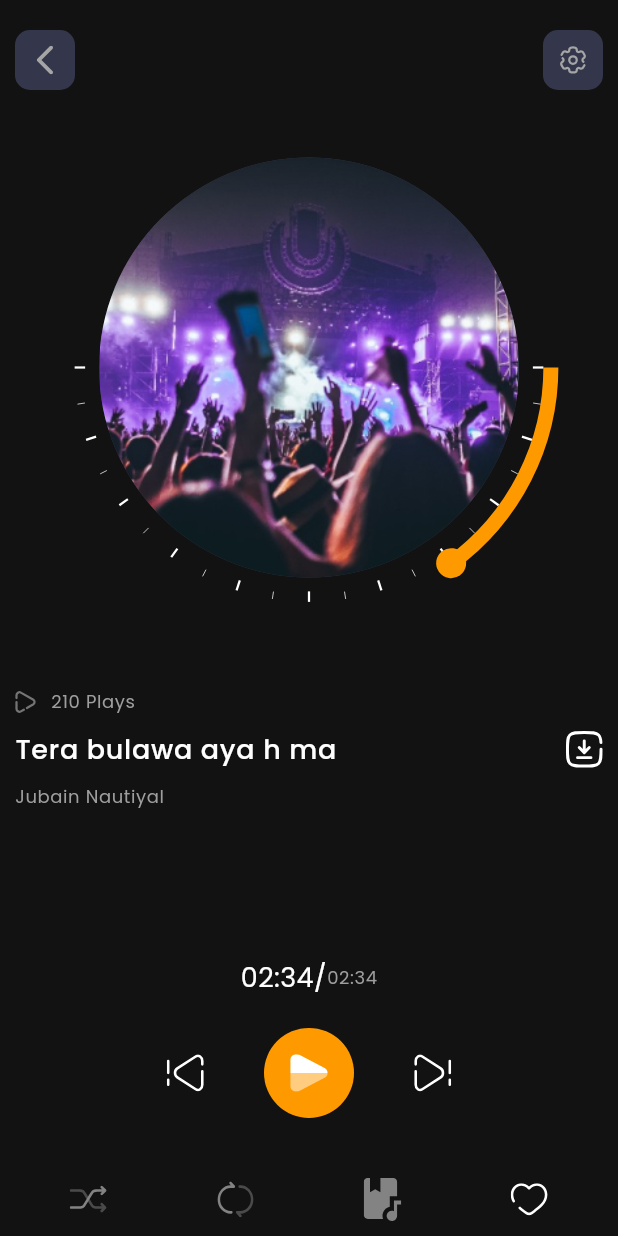
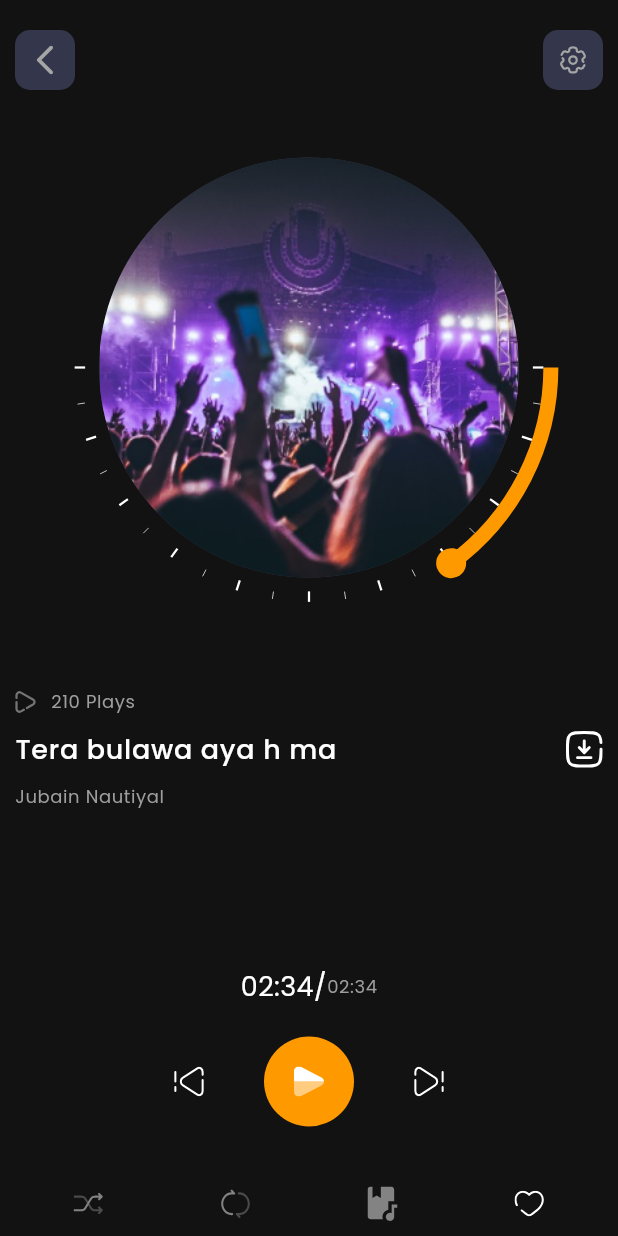
Before and after one commit to harshit7132/Music-Player, a Flutter app: the screen it shows after launch, on a phone screen of 412 x 824 dp. Run offline on Flutter 3.47's test engine with Material 2 defaults, Android fonts, the phone set to English and light mode, and no system bars; drawn by our look-alikes of syncfusion_flutter_gauges; our stand-ins replace carousel_slider, flutter_svg.

Commit message:
Ui completed

```diff
--- a/lib/components/SongControllerButton.dart
+++ b/lib/components/SongControllerButton.dart
@@ -26,7 +26,7 @@ class SongControllerButtons extends StatelessWidget {
           children: [
             SvgPicture.asset(
               "assets/icons/back.svg",
-              width: 25,
+              width: 20,
             ),
             SizedBox(width: 40),
             Container(
@@ -40,14 +40,14 @@ class SongControllerButtons extends StatelessWidget {
               child: Center(
                 child: SvgPicture.asset(
                   "assets/icons/play.svg",
-                  width: 25,
+                  width: 20,
                 ),
               ),
             ),
             SizedBox(width: 40),
             SvgPicture.asset(
               "assets/icons/next.svg",
-              width: 25,
+              width: 20,
             ),
           ],
         ),
@@ -57,19 +57,19 @@ class SongControllerButtons extends StatelessWidget {
           children: [
             SvgPicture.asset(
               "assets/icons/suffle.svg",
-              width: 25,
+              width: 20,
             ),
             SvgPicture.asset(
               "assets/icons/repeat.svg",
-              width: 25,
+              width: 20,
             ),
             SvgPicture.asset(
               "assets/icons/songbook.svg",
-              width: 25,
+              width: 20,
             ),
             SvgPicture.asset(
               "assets/icons/heart.svg",
-              width: 25,
+              width: 20,
             ),
           ],
         ),
--- a/pubspec.yaml
+++ b/pubspec.yaml
@@ -38,6 +38,8 @@ dependencies:
   flutter_svg: ^2.0.7
   carousel_slider: ^4.2.1
   syncfusion_flutter_gauges: ^23.1.42
+  on_audio_query: ^2.9.0
+  permission_handler: ^11.0.1
 
 dev_dependencies:
   flutter_test:
```
Also changed, not shown: pubspec.lock, 3 other files.
